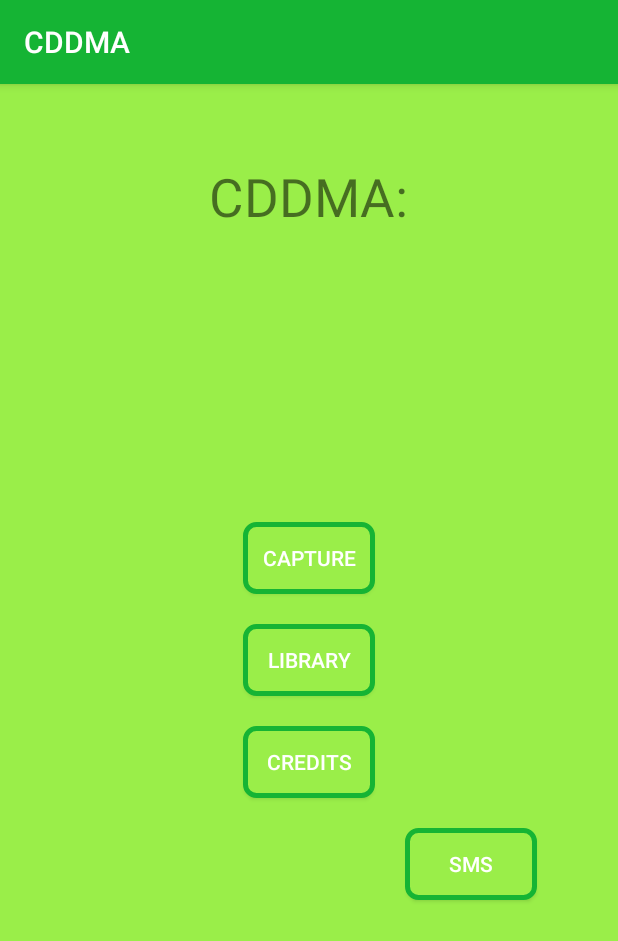
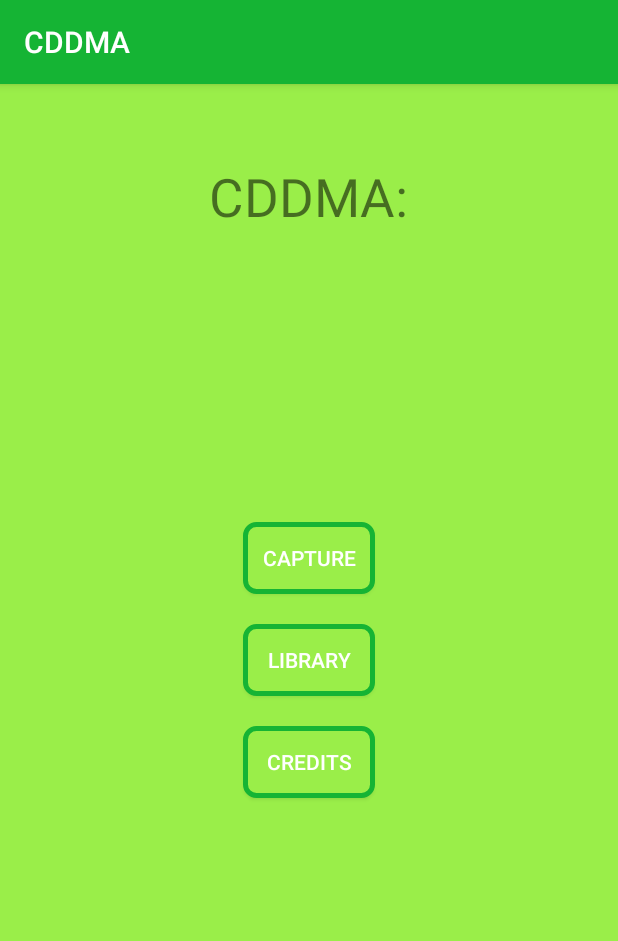
Before and after one commit to ArminCV/NewTF, an Android app: the screen it shows after launch (MainMenu), on a phone screen of 412 x 824 dp. Shown: the top 941 px of the screen. Run offline under Robolectric (Android 15) with nearby library versions, the phone set to English and light mode, and no system bars.

Commit message:
Initital Commit 3

```diff
--- a/app/src/main/assets/labels.txt
+++ b/app/src/main/assets/labels.txt
@@ -1,5 +1,6 @@
 ectoparasites
-solerot
-cattlewarts
+lameness
+healthyskin
 pinkeye
 lumpyskin
+cattlewarts
--- a/app/src/main/java/com/example/armin/newtf/MainMenu.java
+++ b/app/src/main/java/com/example/armin/newtf/MainMenu.java
@@ -27,8 +27,6 @@ public class MainMenu extends AppCompatActivity implements View.OnClickListener{
             library_btn.setOnClickListener(this);
             Button credits_btn = (Button) findViewById(R.id.credits_btn);
             credits_btn.setOnClickListener(this);
-            Button send_btn = (Button) findViewById(R.id.send_btn);
-            send_btn.setOnClickListener(this);
 
         }catch(Exception e){}
     }
--- a/app/src/main/res/layout/activity_main_menu.xml
+++ b/app/src/main/res/layout/activity_main_menu.xml
@@ -60,15 +60,5 @@
             tools:layout_editor_absoluteY="221dp" />
     </LinearLayout>
 
-    <Button
-        android:id="@+id/send_btn"
-        android:layout_width="88dp"
-        android:layout_height="wrap_content"
-        android:layout_margin="10dp"
-        android:background="@drawable/corners"
-        android:text="SMS"
-        android:textColor="#FFFFFF"
-        android:layout_toRightOf="@id/lay"
-        android:layout_below="@id/lay"/>
 
 </RelativeLayout>
```
Also changed, not shown: app/src/main/res/layout/activity_display_info.xml (+0 -10 lines).
